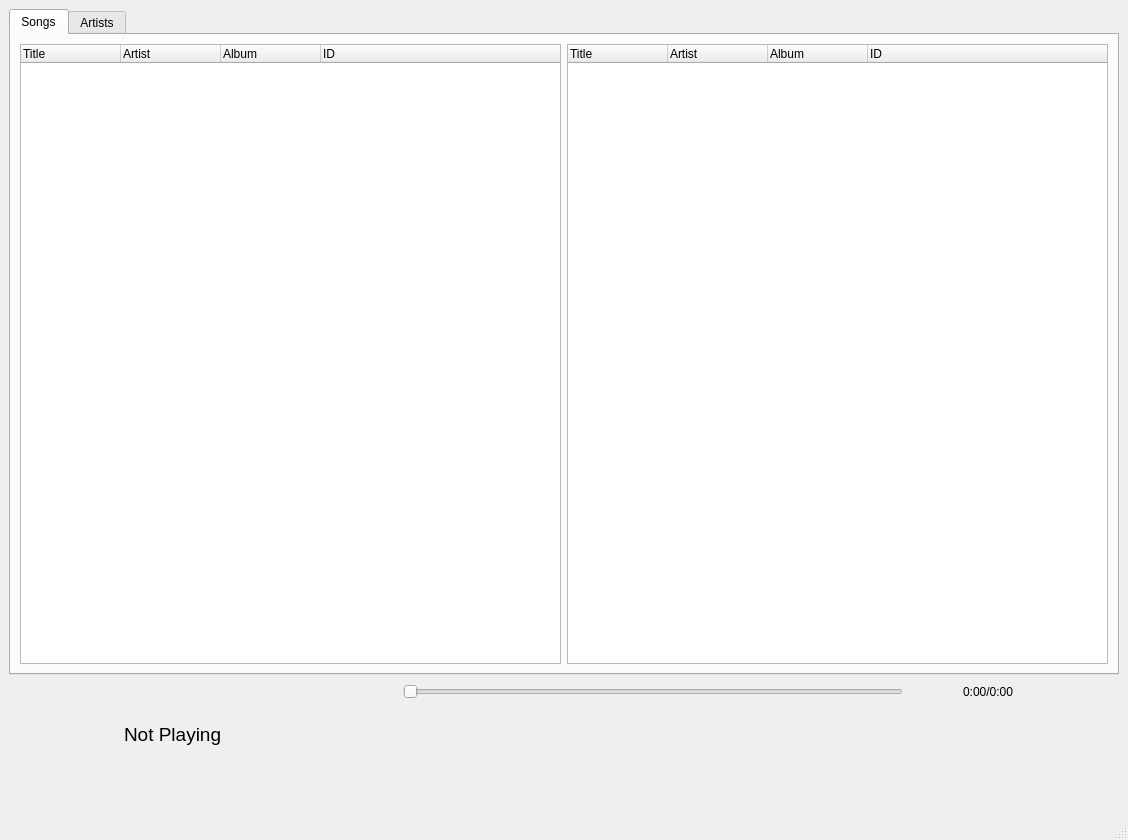
Qt form forms/main.ui (ToppleKek/fap) before a commit.
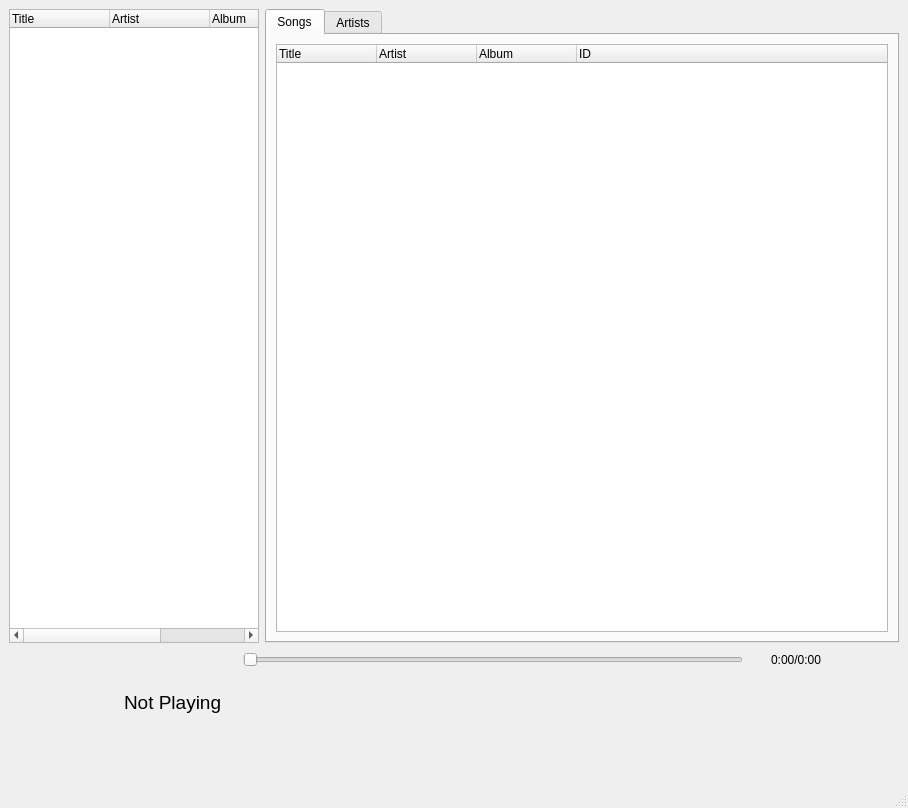
The same form after that commit. Icons and pictures are not drawn.

```diff
--- a/forms/main.ui
+++ b/forms/main.ui
@@ -6,8 +6,8 @@
    <rect>
     <x>0</x>
     <y>0</y>
-    <width>1128</width>
-    <height>840</height>
+    <width>908</width>
+    <height>808</height>
    </rect>
   </property>
   <property name="windowTitle">
@@ -16,6 +16,56 @@
   <widget class="QWidget" name="centralwidget">
    <layout class="QVBoxLayout" name="verticalLayout_2">
     <item>
+     <layout class="QHBoxLayout" name="horizontalLayout">
+      <item>
+       <widget class="QTreeWidget" name="queueTree">
+        <property name="maximumSize">
+         <size>
+          <width>250</width>
+          <height>16777215</height>
+         </size>
+        </property>
+        <property name="toolTip">
+         <string>Queue</string>
+        </property>
+        <property name="editTriggers">
+         <set>QAbstractItemView::NoEditTriggers</set>
+        </property>
+        <property name="showDropIndicator" stdset="0">
+         <bool>false</bool>
+        </property>
+        <property name="itemsExpandable">
+         <bool>false</bool>
+        </property>
+        <property name="expandsOnDoubleClick">
+         <bool>false</bool>
+        </property>
+        <property name="columnCount">
+         <number>4</number>
+        </property>
+        <column>
+         <property name="text">
+          <string>Title</string>
+         </property>
+        </column>
+        <column>
+         <property name="text">
+          <string>Artist</string>
+         </property>
+        </column>
+        <column>
+         <property name="text">
+          <string>Album</string>
+         </property>
+        </column>
+        <column>
+         <property name="text">
+          <string>ID</string>
+         </property>
+        </column>
+       </widget>
+      </item>
+      <item>
      <widget class="QTabWidget" name="tabWidget">
       <property name="toolTip">
        <string>&lt;html&gt;&lt;head/&gt;&lt;body&gt;&lt;p&gt;Bruh&lt;/p&gt;&lt;/body&gt;&lt;/html&gt;</string>
@@ -27,7 +77,7 @@
        <attribute name="title">
         <string>Songs</string>
        </attribute>
-       <layout class="QHBoxLayout" name="horizontalLayout">
+         <layout class="QVBoxLayout" name="verticalLayout_3">
         <item>
          <widget class="QTreeWidget" name="songTree">
           <property name="editTriggers">
@@ -67,45 +117,6 @@
           </column>
          </widget>
         </item>
-        <item>
-         <widget class="QTreeWidget" name="queueTree">
-          <property name="editTriggers">
-           <set>QAbstractItemView::NoEditTriggers</set>
-          </property>
-          <property name="showDropIndicator" stdset="0">
-           <bool>false</bool>
-          </property>
-          <property name="itemsExpandable">
-           <bool>false</bool>
-          </property>
-          <property name="expandsOnDoubleClick">
-           <bool>false</bool>
-          </property>
-          <property name="columnCount">
-           <number>4</number>
-          </property>
-          <column>
-           <property name="text">
-            <string>Title</string>
-           </property>
-          </column>
-          <column>
-           <property name="text">
-            <string>Artist</string>
-           </property>
-          </column>
-          <column>
-           <property name="text">
-            <string>Album</string>
-           </property>
-          </column>
-          <column>
-           <property name="text">
-            <string>ID</string>
-           </property>
-          </column>
-         </widget>
-        </item>
        </layout>
       </widget>
       <widget class="QWidget" name="artistsTab">
@@ -115,6 +126,8 @@
       </widget>
      </widget>
     </item>
+     </layout>
+    </item>
     <item>
      <layout class="QHBoxLayout" name="horizontalLayout_3">
       <item>
```
Left out of the diff: 6 changed lines with no effect on the pictures. Lines whose indentation alone changed are shown as unchanged.
